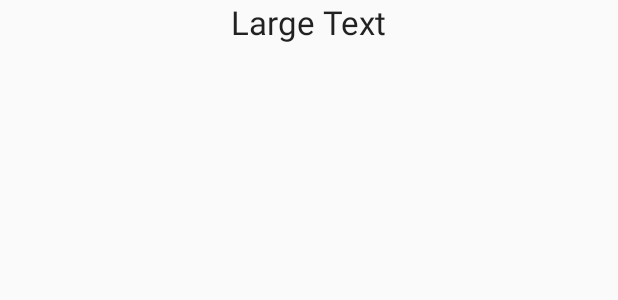
After one commit to diegusweb/TipCalcDelete, an Android app: the layout content_tip.xml on its own in the app's theme, with its tools: preview values and no code run, on a phone screen of 412 x 824 dp. The commit adds this screen. Shown: the top 300 px of the screen. Run offline under Robolectric (Android 15) with nearby library versions, the phone set to English and light mode, and no system bars.

Commit message:
create new content and update mainactivity

```diff
--- /dev/null
+++ b/app/src/main/res/layout/content_tip.xml
@@ -0,0 +1,14 @@
+<?xml version="1.0" encoding="utf-8"?>
+<LinearLayout xmlns:android="http://schemas.android.com/apk/res/android"
+    android:orientation="vertical" android:layout_width="match_parent"
+    android:layout_height="match_parent">
+
+
+    <TextView
+        android:layout_width="wrap_content"
+        android:layout_height="wrap_content"
+        android:textAppearance="?android:attr/textAppearanceLarge"
+        android:text="Large Text"
+        android:id="@+id/textView"
+        android:layout_gravity="center_horizontal" />
+</LinearLayout>
```
Also changed, not shown: app/src/main/res/layout/activity_main.xml (+5 -3 lines), app/src/main/res/values/strings.xml (+11 -0 lines).
